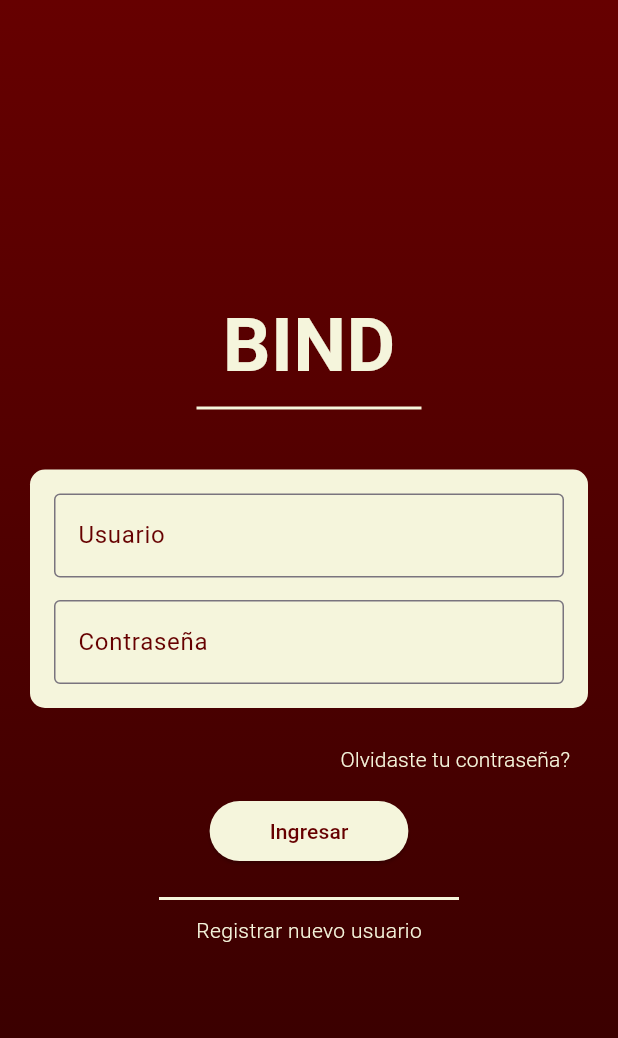
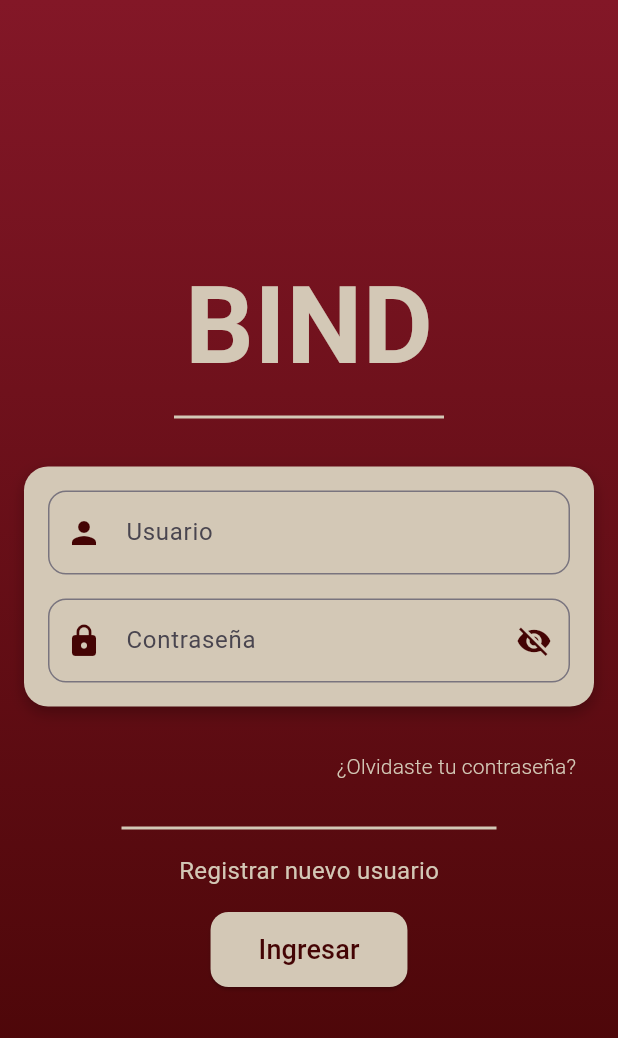
Before and after one commit to sab1103b/bild-flutter, a Flutter app: the screen it shows after launch, on a phone screen of 412 x 824 dp. Shown: the top 1038 px of the screen. Run offline on Flutter 3.47's test engine with Material 3 defaults, Android fonts, the phone set to English and light mode, and no system bars; our stand-ins replace firebase_core; accounts and stored records are empty.

Commit message:
cambios login

```diff
--- a/lib/screens/LOGIN.dart
+++ b/lib/screens/LOGIN.dart
@@ -1,114 +1,137 @@
 import 'package:flutter/material.dart';
 
-class Login extends StatelessWidget {
+class Login extends StatefulWidget {
   const Login({super.key});
 
   @override
+  _LoginScreenState createState() => _LoginScreenState();
+}
+
+class _LoginScreenState extends State<Login> {
+  // Controlador de texto para la contraseña
+  final TextEditingController _passwordController = TextEditingController();
+  // Estado para saber si la contraseña está visible o no
+  bool _obscurePassword = true;
+
+  @override
   Widget build(BuildContext context) {
-    final Color vinotintoOscuro = const Color(0xFF660000);
-    final Color beigeClaro = const Color(0xFFF5F5DC);
+    // Define los colores vinotinto claro y oscuro, y beige
+    final Color vinotintoClaro = const Color.fromARGB(255, 131, 23, 39); // Vinotinto claro
+    final Color vinotintoOscuro = const Color.fromARGB(255, 68, 4, 4); // Vinotinto oscuro
+    final Color beigeClaro = const Color.fromARGB(255, 211, 200, 182); // Beige claro
 
     return Scaffold(
+      // Fondo con gradiente de vinotinto claro a oscuro
       body: Container(
-        decoration: const BoxDecoration(
+        decoration: BoxDecoration(
           gradient: LinearGradient(
-            colors: [Color(0xFF660000), Color(0xFF330000)], // Gradiente vinotinto
             begin: Alignment.topCenter,
             end: Alignment.bottomCenter,
+            colors: [vinotintoClaro, vinotintoOscuro], // Gradiente de vinotinto
           ),
         ),
-        child: Padding(
-          padding: const EdgeInsets.all(20.0),
+        child: Center(
+          child: SingleChildScrollView(
+            padding: const EdgeInsets.all(16.0),
             child: Column(
               mainAxisAlignment: MainAxisAlignment.center,
               children: [
-              // Título BIND
-              Column(
-                children: [
+                // Título central con color beige, más grande y en negrita
                 Text(
                   'BIND',
                   style: TextStyle(
-                      fontSize: 50.0,
-                      fontWeight: FontWeight.bold,
-                      color: beigeClaro,
+                    fontSize: 72.0, // Aumentado el tamaño del título
+                    fontWeight: FontWeight.bold, // Más negrita
+                    color: beigeClaro, // Título en beige
                   ),
                 ),
-                  const SizedBox(height: 5),
+                const SizedBox(height: 8.0), // Menos espacio entre el título y la línea
+                // Línea separadora más cerca del título
                 Container(
-                    width: 150,
-                    height: 2,
-                    color: beigeClaro,
+                  width: 180.0, // Ancho más corto que el título
+                  height: 2.0,
+                  color: beigeClaro, // Línea de color beige
+                ),
+                const SizedBox(height: 32.0),
+                // Contenedor para inputs más pequeño, con fondo beige
+                Container(
+                  padding: const EdgeInsets.all(16.0),
+                  decoration: BoxDecoration(
+                    color: beigeClaro, // Fondo beige
+                    borderRadius: BorderRadius.circular(16.0),
+                    boxShadow: const [
+                      BoxShadow(
+                        color: Colors.black26,
+                        blurRadius: 8.0,
+                        offset: Offset(0, 4),
                       ),
                     ],
                   ),
-              const SizedBox(height: 40),
-              // Contenedor con usuario y contraseña
-              Container(
-                padding: const EdgeInsets.all(16),
-                decoration: BoxDecoration(
-                  color: beigeClaro,
-                  borderRadius: BorderRadius.circular(10),
-                ),
                   child: Column(
                     children: [
+                      // Campo de usuario con icono de vinotinto
                       TextField(
                         decoration: InputDecoration(
                           labelText: 'Usuario',
-                        labelStyle: TextStyle(color: vinotintoOscuro),
-                        border: const OutlineInputBorder(),
+                          prefixIcon: Icon(Icons.person, color: vinotintoOscuro),
+                          border: OutlineInputBorder(
+                            borderRadius: BorderRadius.circular(12.0),
                           ),
                         ),
-                    const SizedBox(height: 15),
+                      ),
+                      const SizedBox(height: 16.0),
+                      // Campo de contraseña con opción de ver/ocultar
                       TextField(
-                      obscureText: true,
+                        controller: _passwordController,
+                        obscureText: _obscurePassword, // Si está true, oculta la contraseña
                         decoration: InputDecoration(
                           labelText: 'Contraseña',
-                        labelStyle: TextStyle(color: vinotintoOscuro),
-                        border: const OutlineInputBorder(),
+                          prefixIcon: Icon(Icons.lock, color: vinotintoOscuro),
+                          suffixIcon: IconButton(
+                            icon: Icon(
+                              _obscurePassword ? Icons.visibility_off : Icons.visibility,
+                              color: vinotintoOscuro,
+                            ),
+                            onPressed: () {
+                              setState(() {
+                                _obscurePassword = !_obscurePassword; // Alternar visibilidad
+                              });
+                            },
+                          ),
+                          border: OutlineInputBorder(
+                            borderRadius: BorderRadius.circular(12.0),
+                          ),
                         ),
                       ),
                     ],
                   ),
                 ),
-              const SizedBox(height: 10),
-              // Olvidaste tu contraseña
+                const SizedBox(height: 16.0),
+                // Texto "Olvidaste tu contraseña" a la derecha con fuente light
                 Align(
                   alignment: Alignment.centerRight,
                   child: TextButton(
-                  onPressed: () {},
+                    onPressed: () {
+                      // Aquí iría la navegación al cambio de contraseña
+                    },
                     child: Text(
-                    'Olvidaste tu contraseña?',
+                      '¿Olvidaste tu contraseña?',
                       style: TextStyle(
-                      color: beigeClaro,
-                      fontWeight: FontWeight.w300,
+                        color: beigeClaro, // Texto beige
+                        fontWeight: FontWeight.w300, // Fuente más ligera
                       ),
                     ),
                   ),
                 ),
-              // Botón de Ingreso
-              ElevatedButton(
-                style: ElevatedButton.styleFrom(
-                  backgroundColor: beigeClaro,
-                  foregroundColor: vinotintoOscuro,
-                  padding: const EdgeInsets.symmetric(
-                    vertical: 10,
-                    horizontal: 40,
+                const SizedBox(height: 16.0),
+                // Línea separadora más larga
+                Container(
+                  width: 250.0, // Línea más larga
+                  height: 2.0,
+                  color: beigeClaro, // Línea de color beige
                 ),
-                ),
-                onPressed: () {
-                  Navigator.pushNamed(context, '/fyp');
-                },
-                child: const Text('Ingresar'),
-              ),
-              const SizedBox(height: 20),
-              // Línea divisoria
-              Container(
-                width: 200,
-                height: 2,
-                color: beigeClaro,
-              ),
-              const SizedBox(height: 10),
-              // Registrar nuevo usuario
+                const SizedBox(height: 16.0),
+                // Texto "Registrar nuevo usuario"
                 GestureDetector(
                   onTap: () {
                     Navigator.pushNamed(context, '/Crear');
@@ -116,8 +139,31 @@ class Login extends StatelessWidget {
                   child: Text(
                     'Registrar nuevo usuario',
                     style: TextStyle(
-                    color: beigeClaro,
-                    fontWeight: FontWeight.w300,
+                      color: beigeClaro, // Texto en beige
+                      fontWeight: FontWeight.normal, // Fuente normal
+                      fontSize: 16.0, // Tamaño de texto
+                    ),
+                  ),
+                ),
+                const SizedBox(height: 16.0),
+                // Botón de ingreso con fondo beige y texto vinotinto
+                ElevatedButton(
+                  onPressed: () {
+                    // Redirecciona a FYP
+                    Navigator.pushNamed(context, '/fyp');
+                  },
+                  style: ElevatedButton.styleFrom(
+                    backgroundColor: beigeClaro, // Fondo beige
+                    padding: const EdgeInsets.symmetric(horizontal: 32.0, vertical: 12.0),
+                    shape: RoundedRectangleBorder(
+                      borderRadius: BorderRadius.circular(12.0),
+                    ),
+                  ),
+                  child: Text(
+                    'Ingresar',
+                    style: TextStyle(
+                      fontSize: 18.0,
+                      color: vinotintoOscuro, // Texto vinotinto oscuro
                     ),
                   ),
                 ),
@@ -125,6 +171,7 @@ class Login extends StatelessWidget {
             ),
           ),
         ),
+      ),
     );
   }
 }
```
Lines whose indentation alone changed are shown as unchanged.
